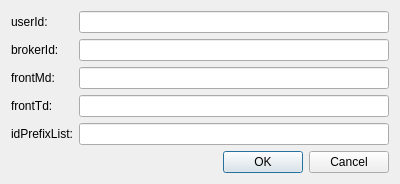
The window that ctpgateway/ui/configdialog.ui (xclxxl414/bftrader) describes before a commit, drawn with Qt 5.
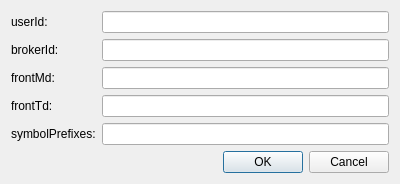
The same window after the commit.

```diff
--- a/ctpgateway/ui/configdialog.ui
+++ b/ctpgateway/ui/configdialog.ui
@@ -57,7 +57,7 @@
    <item row="4" column="0">
     <widget class="QLabel" name="label_5">
      <property name="text">
-      <string>idPrefixList:</string>
+      <string>symbolPrefixes:</string>
      </property>
     </widget>
    </item>
```
Left out of the diff: 2 changed lines with no effect on the pictures.
